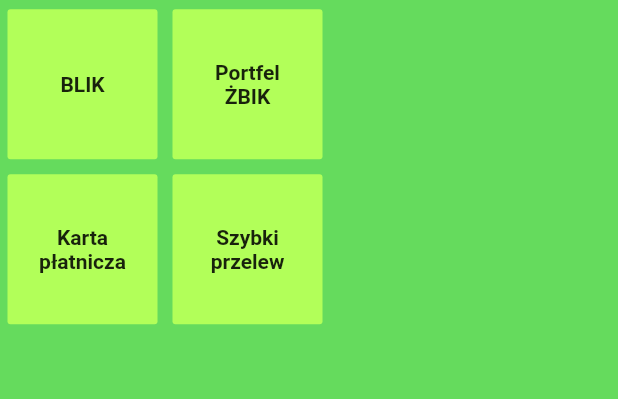
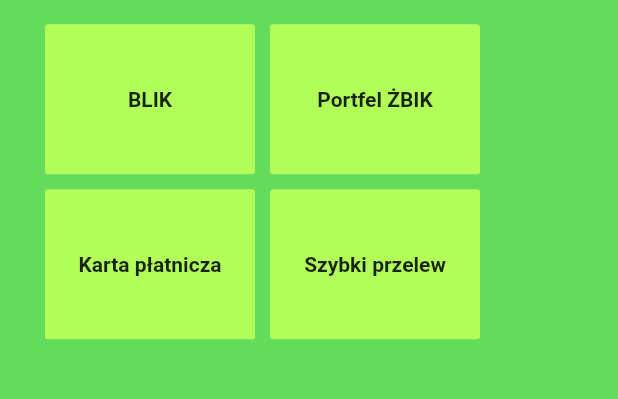
Before and after one commit to CookieDinner/Viroshop, a Flutter app: the ZbikPaymentView widget shown alone on an empty page, opened directly, on a phone screen of 412 x 824 dp, the part 440-839 px from its top. Run offline on Flutter 3.47's test engine with Material 2 defaults, Android fonts, the phone set to English and light mode, and no system bars; our stand-ins replace flutter_spinkit, simple_animations; statements that could not run were skipped.

Commit message:
[PPI-38] Add temporary styles for ŻBIK payment

```diff
--- a/PPI_MOBILE/viroshop/lib/Views/ZbikPayment/ZbikButton.dart
+++ b/PPI_MOBILE/viroshop/lib/Views/ZbikPayment/ZbikButton.dart
@@ -15,7 +15,7 @@ class ZbikButton extends StatelessWidget {
   Widget build(BuildContext context) {
     final mediaSize = Util.getDimensions(context);
     return Container(
-        width: 100,
+        width: 140,
         margin: EdgeInsets.fromLTRB(5, 5, 5, 5),
         child: FlatButton(
           onPressed: consolelog,
@@ -27,7 +27,6 @@ class ZbikButton extends StatelessWidget {
             )
           ),
           color: Colors.lightGreenAccent,
-          minWidth: 100,
           height: 100,
         ));
   }
--- a/PPI_MOBILE/viroshop/lib/Views/ZbikPayment/ZbikPaymentView.dart
+++ b/PPI_MOBILE/viroshop/lib/Views/ZbikPayment/ZbikPaymentView.dart
@@ -40,7 +40,7 @@ class _ZbikPaymentViewState extends State<ZbikPaymentView> {
                     )),
               )),
           Padding(
-              padding: EdgeInsets.fromLTRB(0, 0, 0, 0),
+              padding: EdgeInsets.fromLTRB(25, 10, 0, 0),
               child: Center(
                 child: Column(
                   children: [
```
